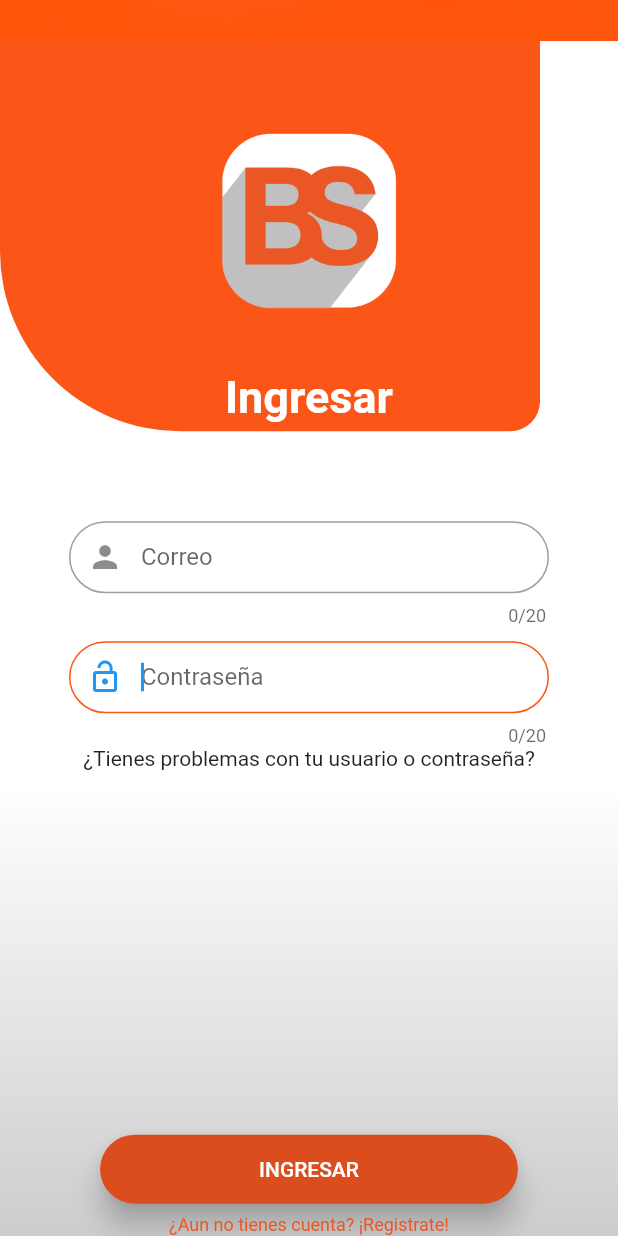
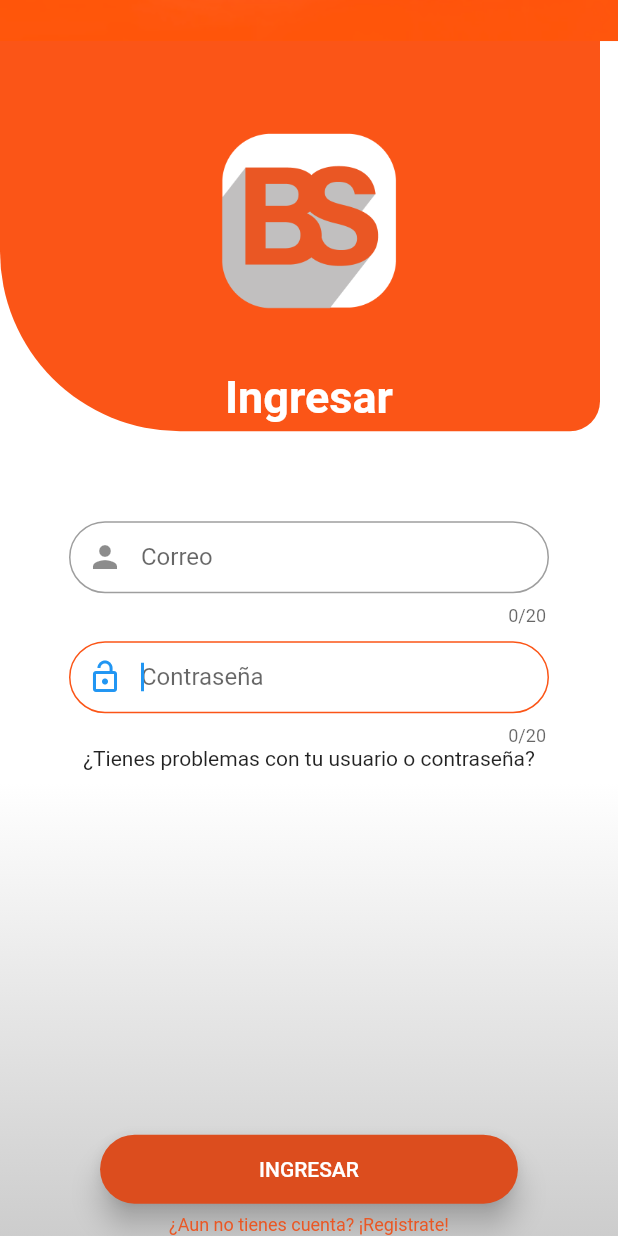
Before and after one commit to Amtrex/Bustop, a Flutter app: the screen it shows after launch, scrolled down 576 dp, on a phone screen of 412 x 824 dp. Run offline on Flutter 3.47's test engine with Material 2 defaults, Android fonts, the phone set to English and light mode, and no system bars; our stand-ins replace firebase_core, qr_flutter; missing offline and left inert: barcode_scan; accounts and stored records are empty.

Commit message:
codigo organizado y conexion a bases de datos

```diff
--- a/lib/main.dart
+++ b/lib/main.dart
@@ -1,3 +1,4 @@
+import 'package:bustop/src/Routes/routes.dart';
 import 'package:bustop/src/pages/Register_pages.dart';
 import 'package:bustop/src/pages/generate.dart';
 import 'package:bustop/src/pages/home_page.dart';
@@ -5,11 +6,17 @@ import 'package:bustop/src/pages/login_page.dart';
 import 'package:bustop/src/pages/qrpage.dart';
 import 'package:bustop/src/pages/scan.dart';
 import 'package:bustop/src/pages/scroll_page.dart';
+import 'package:firebase_core/firebase_core.dart';
 import 'package:flutter/material.dart';
 import 'package:flutter/services.dart';
 
 
-void main() => runApp(MyApp());
+void main() async {
+  WidgetsFlutterBinding.ensureInitialized();
+  await Firebase.initializeApp();
+
+  runApp(MyApp());
+  }
 
 class MyApp extends StatelessWidget {
 
@@ -25,15 +32,7 @@ class MyApp extends StatelessWidget {
       debugShowCheckedModeBanner: false,
       title: 'Bustop',
       initialRoute: '/',
-      routes: {
-        '/'   : (BuildContext context)=>ScrollPage(),
-        'home': (BuildContext context)=>HomePage(),
-        'register':(BuildContext context)=>RegisterPage(),
-        'login' :(BuildContext context)=>LoginPage(),
-        'qr' :(BuildContext context)=>QrPage(),
-        'scan':(BuildContext context)=>ScanPage(),
-        'generate':(BuildContext context)=>GeneratePage(),
-      },
+      routes: getAplicationRoutes()
     );
   }
 }
--- /dev/null
+++ b/lib/src/Routes/routes.dart
@@ -0,0 +1,23 @@
+import 'package:bustop/src/pages/generate.dart';
+import 'package:bustop/src/pages/home_page.dart';
+import 'package:bustop/src/pages/loginPage.dart';
+import 'package:bustop/src/pages/qrPage.dart';
+import 'package:bustop/src/pages/register_pages.dart';
+import 'package:bustop/src/pages/scan.dart';
+import 'package:flutter/material.dart';
+import 'package:bustop/src/pages/login_page.dart';
+import 'package:bustop/src/pages/scroll_page.dart';
+
+
+Map <String, WidgetBuilder> getAplicationRoutes(){
+  return <String, WidgetBuilder>{
+    '/'   : (BuildContext context)=>ScrollPage(),
+        'home': (BuildContext context)=>HomePage(),
+        'register':(BuildContext context)=>RegisterPage(),
+        'login' :(BuildContext context)=>LoginPage(),
+        'qr' :(BuildContext context)=>QrPage(),
+        'scan':(BuildContext context)=>ScanPage(),
+        'generate':(BuildContext context)=>GeneratePage(),
+        'logins' :(BuildContext context)=>LoginPages(),
+  };
+}
--- /dev/null
+++ b/lib/src/Widgets/styleWidgets.dart
@@ -0,0 +1,45 @@
+import 'dart:math';
+
+import 'package:flutter/material.dart';
+class BackApp extends StatelessWidget {
+  const BackApp({
+    Key key,
+  }) : super(key: key);
+
+  @override
+  Widget build(BuildContext context) {
+
+    SingleChildScrollView(
+      child: Column(
+        children: <Widget>[],
+      ),
+    );
+    final gradiente = Container(
+      width: double.infinity,
+      height: double.infinity,
+      decoration: BoxDecoration(
+        gradient: LinearGradient(
+            begin: FractionalOffset(0.0, 0.6),
+            end: FractionalOffset(0.0, 1.0),
+            colors: [Colors.white, Color.fromRGBO(200, 200, 200, 1)]),
+      ),
+    );
+
+    final orangeBox = Transform.rotate(
+      angle: -pi / 1.0,
+      child: Container(
+        height: 360.0,
+        width: 400,
+        decoration: BoxDecoration(
+            color: Color.fromRGBO(251, 85, 23, 1),
+            borderRadius: BorderRadius.only(
+                topRight: Radius.circular(120.0),
+                topLeft: Radius.circular(20.0))),
+      ),
+    );
+
+    return Stack(
+      children: <Widget>[gradiente, Positioned(top: -100.0, child: orangeBox)],
+    );
+  }
+}
--- a/lib/src/pages/home_page.dart
+++ b/lib/src/pages/home_page.dart
@@ -5,8 +5,10 @@ import 'package:bustop/src/pages/login_page.dart';
 import 'package:flutter/material.dart';
 
 class HomePage extends StatelessWidget {
+
   @override
   Widget build(BuildContext context) {
+        FocusScope.of(context).requestFocus(FocusNode());
     return Scaffold(
       body: Stack(
         children: <Widget>[
@@ -69,6 +71,7 @@ class HomePage extends StatelessWidget {
   }
 
   Widget botonNavigationBar(BuildContext context) {
+    // FocusScope.of(context).requestFocus(FocusNode());
     return Theme(
       data: Theme.of(context).copyWith(
 
--- a/lib/src/pages/login_page.dart
+++ b/lib/src/pages/login_page.dart
@@ -1,6 +1,4 @@
-import 'dart:ffi';
-import 'dart:math';
-import 'package:bustop/src/pages/scroll_page.dart';
+import 'package:bustop/src/Widgets/styleWidgets.dart';
 import 'package:flutter/material.dart';
 
 class LoginPage extends StatefulWidget {
@@ -11,10 +9,9 @@ class LoginPage extends StatefulWidget {
 class _LoginPageState extends State<LoginPage> {
   @override
   Widget build(BuildContext context) {
-
     return Stack(
       children: [
-        backApp(),
+        BackApp(),
         loginPage(),
         Center(
           child: tittles(),
@@ -23,10 +20,7 @@ class _LoginPageState extends State<LoginPage> {
     );
   }
 
-
-
-  Widget loginPage(){
-
+  Widget loginPage() {
     //Para la comprovacion de los datos
     final formKey = GlobalKey<FormState>();
     String _correo, _contrasena;
@@ -37,33 +31,39 @@ class _LoginPageState extends State<LoginPage> {
           key: formKey,
           child: Column(
             mainAxisAlignment: MainAxisAlignment.center,
-              children:[
-
+            children: [
               SizedBox(
                 height: 320.0,
               ),
               Theme(
                 child: Container(
                   width: 320.0,
-                    child:
-                    TextFormField(
+                  child: TextFormField(
                     maxLength: 20,
                     decoration: InputDecoration(
                       prefixIcon: Icon(Icons.person),
-                            border: OutlineInputBorder(borderRadius:BorderRadius.circular(30)),
+                      border: OutlineInputBorder(
+                          borderRadius: BorderRadius.circular(30)),
                       hintText: ('Correo'),
-                            contentPadding: new EdgeInsets.symmetric(vertical: 10.0, horizontal: 2.0),
+                      contentPadding: new EdgeInsets.symmetric(
+                          vertical: 10.0, horizontal: 2.0),
                       focusedBorder: OutlineInputBorder(
                         borderRadius: BorderRadius.all(Radius.circular(30)),
-                                borderSide: BorderSide(width: 1,color: Color.fromRGBO(251, 85, 23, 1),),
+                        borderSide: BorderSide(
+                          width: 1,
+                          color: Color.fromRGBO(251, 85, 23, 1),
                         ),
                       ),
-                          validator: (input) => !input.contains('control') ? 'Este Usuario no existe, intenta nuevamente' : null,
+                    ),
+                    validator: (input) => !input.contains('control')
+                        ? 'Este Usuario no existe, intenta nuevamente'
+                        : null,
                     onSaved: (input) => _correo = input,
                   ),
                 ),
-                   data: Theme.of(context)
-                                      .copyWith(primaryColor: Color.fromRGBO(251, 85, 23, 1),),
+                data: Theme.of(context).copyWith(
+                  primaryColor: Color.fromRGBO(251, 85, 23, 1),
+                ),
               ),
               SizedBox(
                 height: 10.0,
@@ -76,45 +76,57 @@ class _LoginPageState extends State<LoginPage> {
                     maxLength: 20,
                     decoration: InputDecoration(
                       prefixIcon: Icon(Icons.lock_open),
-
-                              border: OutlineInputBorder(borderRadius:BorderRadius.circular(30) ),
+                      border: OutlineInputBorder(
+                          borderRadius: BorderRadius.circular(30)),
                       hintText: ('Contraseña'),
                       focusedBorder: OutlineInputBorder(
                         borderRadius: BorderRadius.all(Radius.circular(30)),
-                                borderSide: BorderSide(width: 1,color: Color.fromRGBO(251, 85, 23, 1),),
+                        borderSide: BorderSide(
+                          width: 1,
+                          color: Color.fromRGBO(251, 85, 23, 1),
                         ),
-                                contentPadding: new EdgeInsets.symmetric(vertical: 10.0, horizontal: 2.0),
+                      ),
+                      contentPadding: new EdgeInsets.symmetric(
+                          vertical: 10.0, horizontal: 2.0),
                     ),
                     autofocus: true,
-                            validator: (input) => input.length < 8 ? 'Tu contraseña es demasiado corta intenta con otra' : null,
+                    validator: (input) => input.length < 8
+                        ? 'Tu contraseña es demasiado corta intenta con otra'
+                        : null,
                     onSaved: (input) => _contrasena = input,
                     obscureText: true,
                   ),
                 ),
-                  data: Theme.of(context)
-                  .copyWith(primaryColor: Color.fromRGBO(251, 85, 23, 1),),
+                data: Theme.of(context).copyWith(
+                  primaryColor: Color.fromRGBO(251, 85, 23, 1),
+                ),
               ),
               Container(
                   child: GestureDetector(
-                    child: Text("¿Tienes problemas con tu usuario o contraseña?"),
-                    onTap:(){Navigator.pushNamed(context, '/');}
-                  )
+                      child: Text(
+                          "¿Tienes problemas con tu usuario o contraseña?"),
+                      onTap: () {
+                        Navigator.pushNamed(context, '/');
+                      })),
+              Expanded(
+                child: Container(),
               ),
-               Expanded(
-                 child: Container(), ),
               RaisedButton(
                 elevation: 8.0,
                 shape: StadiumBorder(),
                 color: Color(0xffdc4d1e),
                 child: Padding(
-                    child:Text('INGRESAR', style: TextStyle( color: Colors.white),),
-                    padding: EdgeInsets.symmetric(horizontal:90.0,vertical:15.0),
+                  child: Text(
+                    'INGRESAR',
+                    style: TextStyle(color: Colors.white),
+                  ),
+                  padding:
+                      EdgeInsets.symmetric(horizontal: 90.0, vertical: 15.0),
                 ),
 
                 //onPressed: _validar,
 
-
-                  onPressed: (){
+                onPressed: () {
                   Navigator.pushNamed(context, 'home');
                 },
               ),
@@ -128,60 +140,26 @@ class _LoginPageState extends State<LoginPage> {
               //print(_contrasena);
               //}},
 
-
               SizedBox(
                 height: 6.0,
               ),
               Container(
                   child: GestureDetector(
-                    child: Text("¿Aun no tienes cuenta? ¡Registrate!" , style: TextStyle(color: Color(0xffea5724), fontSize: 12.0, )),
-                    onTap:(){Navigator.pushNamed(context,'register');}
-                  )
-                ),
+                      child: Text("¿Aun no tienes cuenta? ¡Registrate!",
+                          style: TextStyle(
+                            color: Color(0xffea5724),
+                            fontSize: 12.0,
+                          )),
+                      onTap: () {
+                        Navigator.pushNamed(context, 'register');
+                      })),
               SizedBox(
                 height: 28.0,
               ),
             ],
           ),
-
         ),
       ),
-    );
-  }
-}
-  Widget backApp(){
-
-    SingleChildScrollView(
-      child: Column(
-        children: <Widget>[],
-      ),
-    );
-    final gradiente = Container(
-      width: double.infinity,
-      height: double.infinity,
-      decoration: BoxDecoration(
-        gradient: LinearGradient(
-            begin: FractionalOffset(0.0, 0.6),
-            end: FractionalOffset(0.0, 1.0),
-            colors: [Colors.white, Color.fromRGBO(200, 200, 200, 1)]),
-      ),
-    );
-
-    final orangeBox = Transform.rotate(
-      angle: -pi / 1.0,
-      child: Container(
-        height: 360.0,
-        width: 360.0,
-        decoration: BoxDecoration(
-            color: Color.fromRGBO(251, 85, 23, 1),
-            borderRadius: BorderRadius.only(
-                topRight: Radius.circular(120.0),
-                topLeft: Radius.circular(20.0))),
-      ),
-    );
-
-    return Stack(
-      children: <Widget>[gradiente, Positioned(top: -100.0, child: orangeBox)],
     );
   }
 
@@ -217,3 +195,4 @@ class _LoginPageState extends State<LoginPage> {
           ],
         ));
   }
+}
--- a/lib/src/pages/qrPage.dart
+++ b/lib/src/pages/qrPage.dart
@@ -82,7 +82,6 @@ class _HomePageState extends State<QrPage> {
               ),
               title: Text('QR', style: TextStyle(color: Color.fromRGBO(251, 85, 23, 1)),),
             ),
-
           ],
         ),
     );
--- a/lib/src/pages/scroll_page.dart
+++ b/lib/src/pages/scroll_page.dart
@@ -1,8 +1,11 @@
 import 'dart:math';
 
 import 'package:bustop/src/pages/home_page.dart';
-import 'package:bustop/src/pages/login_page.dart';
+import 'package:bustop/src/pages/loginPage.dart';
 import 'package:flutter/material.dart';
+
+import 'loginPage.dart';
+import 'login_page.dart';
 class ScrollPage extends StatefulWidget {
   @override
   _ScrollPageState createState() => _ScrollPageState();
--- a/pubspec.yaml
+++ b/pubspec.yaml
@@ -23,6 +23,10 @@ environment:
 dependencies:
   flutter:
     sdk: flutter
+  meta: ^1.2.3
+  firebase_core: ^0.5.0+1
+  firebase_auth: ^0.18.1+2
+  flutter_auth_buttons: ^0.10.0
 
 
   # The following adds the Cupertino Icons font to your application.
```
Also changed, not shown: lib/src/pages/loginPage.dart (added, +91 -0 lines), pubspec.lock, 3 other files. Lines whose indentation alone changed are shown as unchanged.
